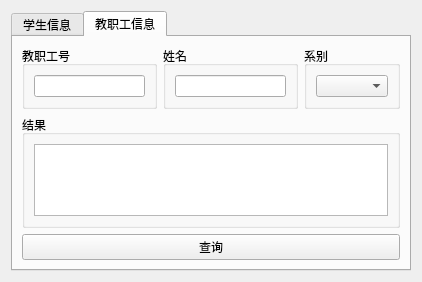
This is Database/DBDS/messageui.ui in MrEdge123/homework as Qt 5 draws it before an edit. The edited form follows.
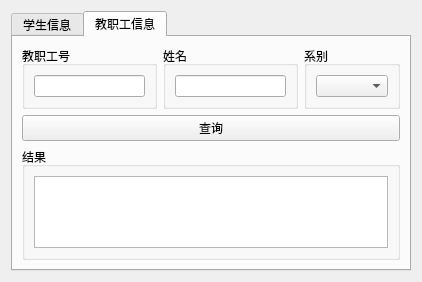
This is the edited form. The open tabs and pages were chosen to show the change.

Commit message: update database homework: 1. add the feature: having class management 2. pay attention to updating the database

Patch:
```diff
--- a/Database/DBDS/messageui.ui
+++ b/Database/DBDS/messageui.ui
@@ -130,6 +130,13 @@
          </item>
         </layout>
        </item>
+       <item>
+        <widget class="QPushButton" name="t2_query_pushButton">
+         <property name="text">
+          <string>查询</string>
+         </property>
+        </widget>
+       </item>
        <item>
         <widget class="QGroupBox" name="groupBox_5">
          <property name="title">
@@ -142,13 +149,6 @@
          </layout>
         </widget>
        </item>
-       <item>
-        <widget class="QPushButton" name="t2_query_pushButton">
-         <property name="text">
-          <string>查询</string>
-         </property>
-        </widget>
-       </item>
       </layout>
      </widget>
     </widget>
```
Left out of the diff: 16 changed lines with no effect on the pictures. The commit also changes 12 other files.
